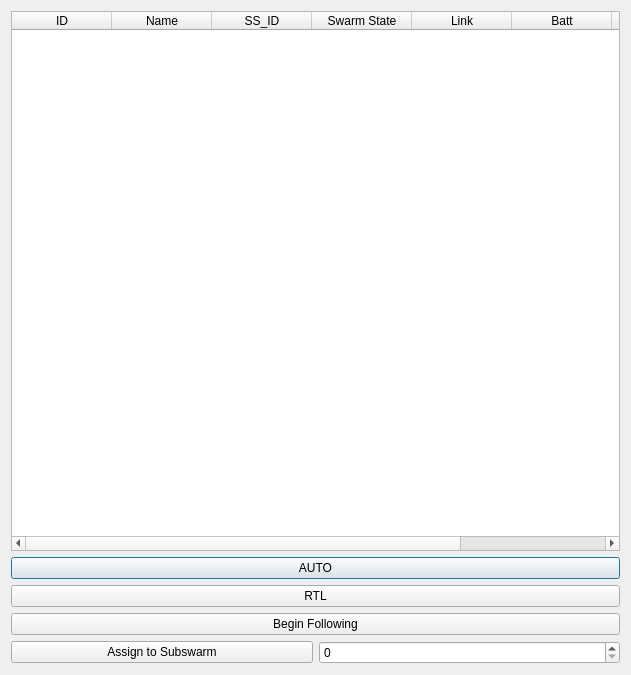
First picture: the form in SwarmCommander/modules/sc_qt_gui/dashboardDialog.ui, repository jaymonty/swarmcommander, before the edit.
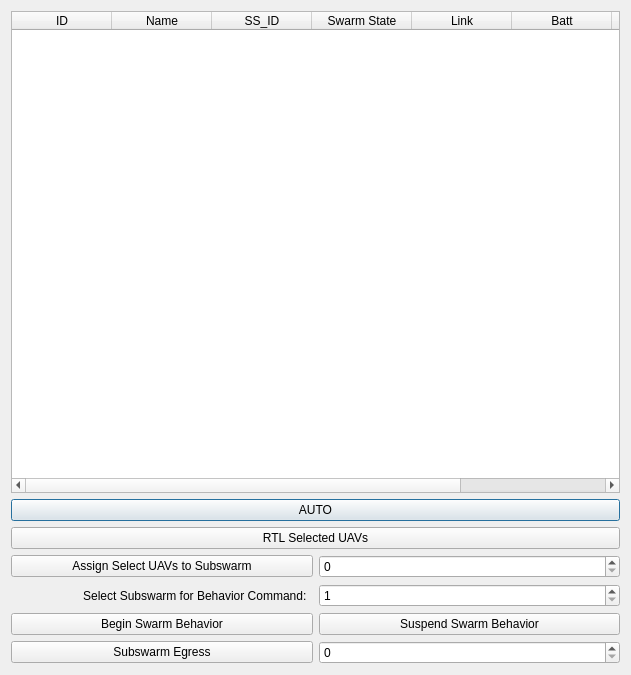
Second picture: the form after the edit.

Commit message:
qt_gui:  Swarm functionality
Added functionality to direct a subswarm to follow a single leader
or egress the area.  Also changed the functionality on the RTL button
to affect only selected aircraft.

The edit to the form file:
```diff
--- a/SwarmCommander/modules/sc_qt_gui/dashboardDialog.ui
+++ b/SwarmCommander/modules/sc_qt_gui/dashboardDialog.ui
@@ -85,14 +85,7 @@
      <item>
       <widget class="QPushButton" name="btn_RTL">
        <property name="text">
-        <string>RTL</string>
-       </property>
-      </widget>
-     </item>
-     <item>
-      <widget class="QPushButton" name="btn_beginFollow">
-       <property name="text">
-        <string>Begin Following</string>
+        <string>RTL Selected UAVs</string>
        </property>
       </widget>
      </item>
@@ -103,7 +96,7 @@
      <item>
       <widget class="QPushButton" name="btn_setSubswarm">
        <property name="text">
-        <string>Assign to Subswarm</string>
+        <string>Assign Select UAVs to Subswarm</string>
        </property>
       </widget>
      </item>
@@ -116,6 +109,62 @@
      </item>
     </layout>
    </item>
+   <item>
+    <layout class="QGridLayout" name="gridLayout">
+     <item row="0" column="1">
+      <widget class="QSpinBox" name="spin_selectSubswarm">
+       <property name="minimum">
+        <number>1</number>
+       </property>
+       <property name="maximum">
+        <number>50</number>
+       </property>
+      </widget>
+     </item>
+     <item row="0" column="0">
+      <widget class="QLabel" name="lbl_selectSubswarm">
+       <property name="text">
+        <string>Select Subswarm for Behavior Command:  </string>
+       </property>
+       <property name="alignment">
+        <set>Qt::AlignRight|Qt::AlignTrailing|Qt::AlignVCenter</set>
+       </property>
+      </widget>
+     </item>
+     <item row="4" column="1">
+      <widget class="QPushButton" name="btn_suspendSwarmBehavior">
+       <property name="text">
+        <string>Suspend Swarm Behavior</string>
+       </property>
+      </widget>
+     </item>
+     <item row="4" column="0">
+      <widget class="QPushButton" name="btn_beginSwarmBehavior">
+       <property name="text">
+        <string>Begin Swarm Behavior</string>
+       </property>
+      </widget>
+     </item>
+    </layout>
+   </item>
+   <item>
+    <layout class="QHBoxLayout" name="horizontalLayout_2">
+     <item>
+      <widget class="QPushButton" name="btn_egressSubswarm">
+       <property name="text">
+        <string>Subswarm Egress</string>
+       </property>
+      </widget>
+     </item>
+     <item>
+      <widget class="QSpinBox" name="spin_egressSubswarm">
+       <property name="maximum">
+        <number>52</number>
+       </property>
+      </widget>
+     </item>
+    </layout>
+   </item>
   </layout>
  </widget>
  <resources/>
```
The commit also changes 2 other files.
